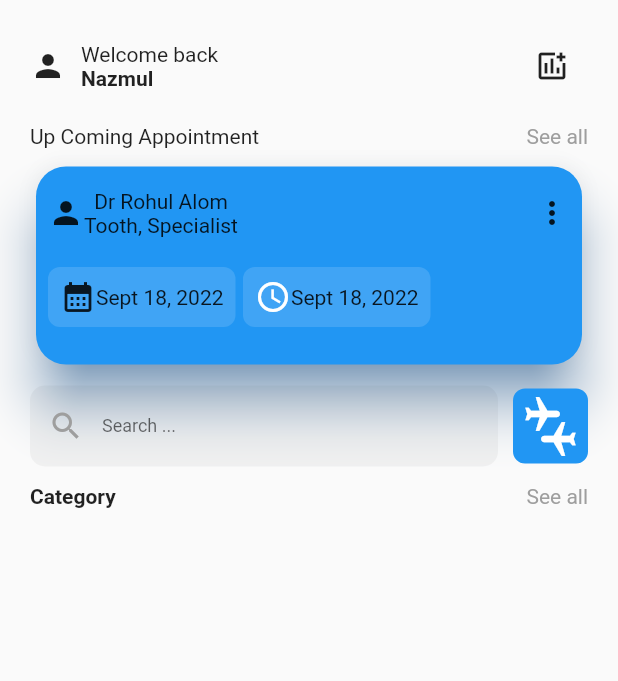
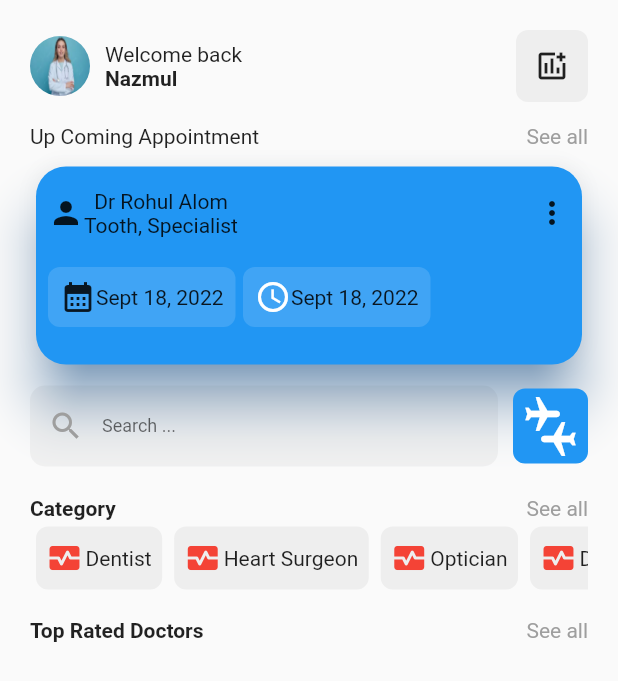
Before and after one commit to ernestkoko/kora_play, a Flutter app: the screen it shows after launch, after a tap on "Get Started", on a phone screen of 412 x 824 dp. Shown: the top 681 px of the screen. Run offline on Flutter 3.47's test engine with Material 2 defaults, Android fonts, the phone set to English and light mode, and no system bars; our stand-ins replace smooth_page_indicator.

Commit message:
Added image to the home page

```diff
--- a/lib/app/modules/home_module/home_page.dart
+++ b/lib/app/modules/home_module/home_page.dart
@@ -1,13 +1,19 @@
 import 'package:flutter/material.dart';
 
 class HomePage extends StatelessWidget {
-  const HomePage({Key? key}) : super(key: key);
+  HomePage({Key? key}) : super(key: key);
+  final categories = [
+    {"title": "Dentist"},
+    {"title": "Heart Surgeon"},
+    {"title": "Optician"},
+    {"title": "Doctor"}
+  ];
 
   @override
   Widget build(BuildContext context) {
     return Scaffold(
       body: Container(
-        padding: EdgeInsets.all(20),
+        padding: const EdgeInsets.all(20),
         child: SafeArea(
           child: Column(
             children: [
@@ -17,11 +23,18 @@ class HomePage extends StatelessWidget {
                   Row(
                     children: [
                       Container(
-                          margin: EdgeInsets.only(right: 10),
-                          child: Icon(Icons.person)),
+                          margin: const EdgeInsets.only(right: 10),
+                          child: ClipRRect(
+                              borderRadius: BorderRadius.circular(70),
+                              child: Image.asset(
+                                "assets/img/doctor1.jpg",
+                                fit: BoxFit.fill,
+                                height: 40,
+                                width: 40,
+                              ))),
                       Column(
                         crossAxisAlignment: CrossAxisAlignment.start,
-                        children: [
+                        children: const [
                           Text("Welcome back"),
                           Text(
                             "Nazmul",
@@ -31,8 +44,17 @@ class HomePage extends StatelessWidget {
                       )
                     ],
                   ),
-                  IconButton(
-                      onPressed: () {}, icon: Icon(Icons.add_chart_outlined))
+                  Container(
+                    decoration: ShapeDecoration(
+                        color: Colors.grey.shade200,
+                        shape: const RoundedRectangleBorder(
+                            borderRadius: BorderRadius.all(
+                          Radius.circular(8),
+                        ))),
+                    child: IconButton(
+                        onPressed: () {},
+                        icon: const Icon(Icons.add_chart_outlined)),
+                  )
                 ],
               ),
               const SizedBox(
@@ -164,12 +186,12 @@ class HomePage extends StatelessWidget {
                   )
                 ],
               ),
-            const   SizedBox(
-                height: 12.0,
+              const SizedBox(
+                height: 20.0,
               ),
               Row(
                 mainAxisAlignment: MainAxisAlignment.spaceBetween,
-                children:const  [
+                children: const [
                   Text(
                     "Category",
                     style: TextStyle(fontWeight: FontWeight.bold),
@@ -179,6 +201,54 @@ class HomePage extends StatelessWidget {
                     style: TextStyle(color: Colors.grey),
                   ),
                 ],
+              ),
+
+              ///list view that scrolls horizontally
+              SizedBox(
+                height: 50,
+                child: ListView.builder(
+                    itemCount: categories.length,
+                    scrollDirection: Axis.horizontal,
+                    shrinkWrap: true,
+                    itemBuilder: (ctx, int index) {
+                      return Container(
+                        padding: const EdgeInsets.all(7),
+                        margin: const EdgeInsets.all(4),
+                        decoration: ShapeDecoration(
+                            color: Colors.grey.shade200,
+                            shape: const RoundedRectangleBorder(
+                                borderRadius:
+                                    BorderRadius.all(Radius.circular(8)))),
+                        child: Row(
+                          children: [
+                            const Icon(
+                              Icons.monitor_heart,
+                              color: Colors.red,
+                            ),
+                            const SizedBox(
+                              width: 2,
+                            ),
+                            Text("${categories[index]["title"]}")
+                          ],
+                        ),
+                      );
+                    }),
+              ),
+              const SizedBox(
+                height: 15,
+              ),
+              Row(
+                mainAxisAlignment: MainAxisAlignment.spaceBetween,
+                children: const [
+                  Text(
+                    "Top Rated Doctors",
+                    style: TextStyle(fontWeight: FontWeight.bold),
+                  ),
+                  Text(
+                    "See all",
+                    style: TextStyle(color: Colors.grey),
+                  )
+                ],
               )
             ],
           ),
--- /dev/null
+++ b/lib/app/modules/home_module/widgets/category_item.dart
@@ -0,0 +1,10 @@
+import 'package:flutter/cupertino.dart';
+
+class CategoryItem extends StatelessWidget {
+  const CategoryItem({Key? key}) : super(key: key);
+
+  @override
+  Widget build(BuildContext context) {
+    return Container();
+  }
+}
--- a/lib/app/modules/onboarding_module/onboarding_page.dart
+++ b/lib/app/modules/onboarding_module/onboarding_page.dart
@@ -84,7 +84,7 @@ class OnboardingPage extends StatelessWidget {
                         Navigator.push(
                           context,
                           MaterialPageRoute<void>(
-                            builder: (context) =>const  HomePage(),
+                            builder: (context) => HomePage(),
                           ),
                         );
                       },
--- a/pubspec.yaml
+++ b/pubspec.yaml
@@ -62,6 +62,8 @@ flutter:
   # assets:
   #   - images/a_dot_burr.jpeg
   #   - images/a_dot_ham.jpeg
+  assets:
+    - assets/img/
 
   # An image asset can refer to one or more resolution-specific "variants", see
   # https://flutter.dev/assets-and-images/#resolution-aware
```
Also changed, not shown: assets/img/doctor1.jpg (added).
